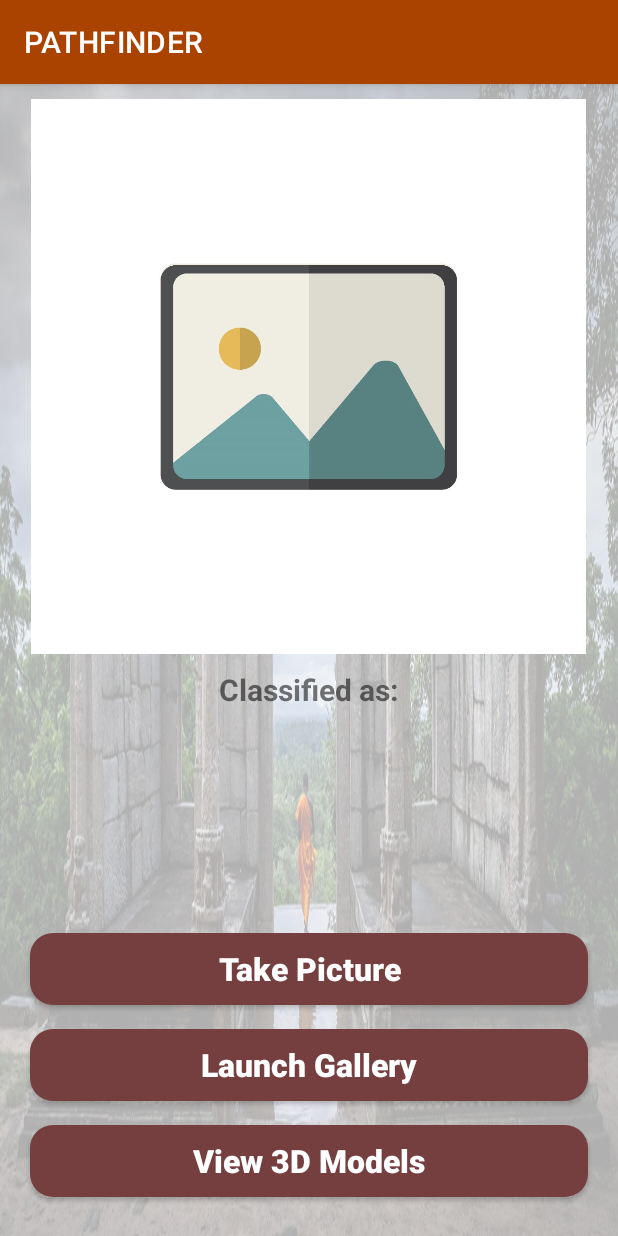
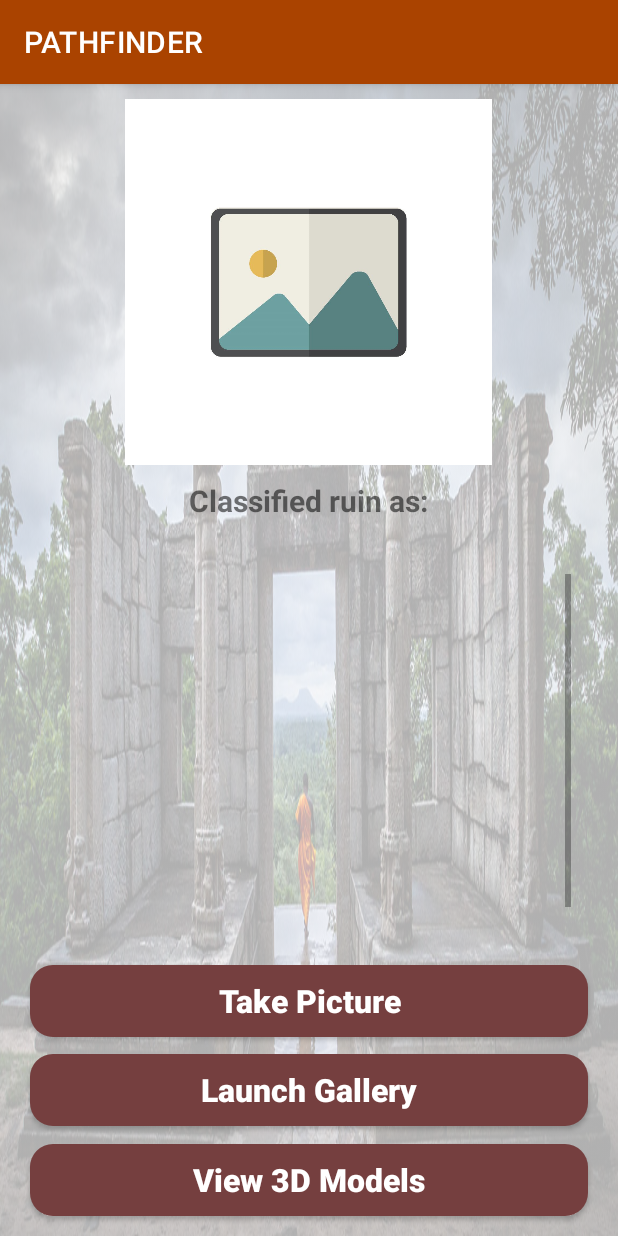
Before and after one commit to bhashanaliyanage/ResearchJune, an Android app: the PredictRuins screen opened directly, with no data from a screen before it, on a phone screen of 412 x 824 dp. Run offline under Robolectric (Android 15) with nearby library versions, the phone set to English and light mode, and no system bars; libraries missing offline, so code that uses them is left out: org.tensorflow.lite.

Commit message:
edited chatbot, ruins, temples

```diff
--- a/app/build.gradle
+++ b/app/build.gradle
@@ -68,4 +68,5 @@ dependencies {
     implementation 'com.github.samsao:messageui:1.0.0'
     implementation 'com.android.support:multidex:2.0.1'
     implementation 'com.squareup.okhttp3:okhttp:4.10.0'
+    implementation 'com.github.bumptech.glide:glide:4.12.0'
 }
--- a/app/src/main/AndroidManifest.xml
+++ b/app/src/main/AndroidManifest.xml
@@ -23,9 +23,6 @@
         tools:targetApi="31">
         <activity
             android:name=".ViewDetailsActivity"
-            android:exported="false" />
-        <activity
-            android:name=".RuinsModelsActivity"
             android:exported="false" />
         <activity
             android:name=".StatueModelsActivity"
--- a/app/src/main/res/layout/activity_predict_ruins.xml
+++ b/app/src/main/res/layout/activity_predict_ruins.xml
@@ -17,7 +17,7 @@
         android:layout_centerVertical="true"
         android:layout_marginStart="20dp"
         android:layout_marginEnd="20dp"
-        android:layout_marginBottom="16dp"
+        android:layout_marginBottom="11dp"
         android:background="@drawable/custom_button_white_background_shape"
         android:text="Take Picture"
         android:textAllCaps="false"
@@ -33,7 +33,7 @@
         android:layout_centerVertical="true"
         android:layout_marginStart="20dp"
         android:layout_marginEnd="20dp"
-        android:layout_marginBottom="90dp"
+        android:layout_marginBottom="73dp"
         android:background="@drawable/custom_button_white_background_shape"
         android:text="Launch Gallery"
         android:textAllCaps="false"
@@ -49,7 +49,7 @@
         android:layout_centerVertical="true"
         android:layout_marginStart="20dp"
         android:layout_marginEnd="20dp"
-        android:layout_marginBottom="26dp"
+        android:layout_marginBottom="13dp"
         android:background="@drawable/custom_button_white_background_shape"
         android:text="View 3D Models"
         android:textAllCaps="false"
@@ -58,18 +58,17 @@
         android:textStyle="bold" />
 
     <ImageView
-        android:layout_width="370sp"
-        android:layout_height="370sp"
+        android:id="@+id/imageView"
+        android:layout_width="350dp"
+        android:layout_height="244dp"
         android:layout_centerHorizontal="true"
-        android:id="@+id/imageView"
         android:layout_marginTop="10sp"
-        android:src="@drawable/img"
-        />
+        android:src="@drawable/img" />
     <TextView
         android:layout_width="wrap_content"
         android:layout_height="wrap_content"
         android:layout_centerHorizontal="true"
-        android:text="Classified as:"
+        android:text="Classified ruin as:"
         android:textStyle="bold"
         android:textSize="20sp"
         android:id="@+id/classified"
@@ -88,4 +87,45 @@
         android:layout_below="@+id/classified"
         />
 
+    <ScrollView
+        android:layout_width="wrap_content"
+        android:layout_height="243dp"
+        android:layout_above="@+id/button"
+        android:layout_below="@+id/result"
+        android:layout_alignParentStart="true"
+        android:layout_alignParentEnd="true"
+        android:layout_marginStart="38dp"
+        android:layout_marginTop="-2dp"
+        android:layout_marginEnd="31dp"
+        android:layout_marginBottom="36dp">
+
+        <LinearLayout
+            android:layout_width="match_parent"
+            android:layout_height="wrap_content"
+            android:orientation="vertical"
+            android:padding="1dp">
+
+            <TextView
+                android:id="@+id/detailText"
+                android:layout_width="289dp"
+                android:layout_height="95dp"
+                android:layout_above="@+id/button"
+                android:layout_below="@+id/result"
+                android:layout_alignParentStart="true"
+                android:layout_alignParentEnd="true"
+                android:layout_marginStart="5dp"
+                android:layout_marginTop="35dp"
+                android:layout_marginEnd="64dp"
+                android:layout_marginBottom="94dp"
+                android:text=""
+                android:textAlignment="center"
+                android:textColor="#050505"
+                android:textSize="18sp"
+                android:textStyle="bold"
+                android:visibility="visible" />
+
+        </LinearLayout>
+
+    </ScrollView>
+
 </RelativeLayout>
--- a/app/src/main/res/layout/chat_item.xml
+++ b/app/src/main/res/layout/chat_item.xml
@@ -1,7 +1,8 @@
 <?xml version="1.0" encoding="utf-8"?>
 <RelativeLayout xmlns:android="http://schemas.android.com/apk/res/android"
     android:layout_width="match_parent"
-    android:layout_height="wrap_content">
+    android:layout_height="wrap_content"
+    android:padding="8dp">
 
 
     <LinearLayout
```
Also changed, not shown: app/src/main/java/com/example/image_detector/ChatBot.java (+9 -36 lines), app/src/main/java/com/example/image_detector/PredictRuins.java (+39 -7 lines), app/src/main/java/com/example/image_detector/PredictStupa.java (+28 -3 lines), app/src/main/java/com/example/image_detector/RuinsModelsActivity.java (deleted, +0 -73 lines), app/src/main/java/com/example/image_detector/ViewDetailsActivity.java (+36 -1 lines), app/src/main/res/layout/activity_chat_bot.xml (+11 -10 lines), app/src/main/res/layout/activity_ruins_models.xml (deleted, +0 -58 lines), app/src/main/res/layout/activity_view_details.xml (+6 -6 lines), 2 other files.
